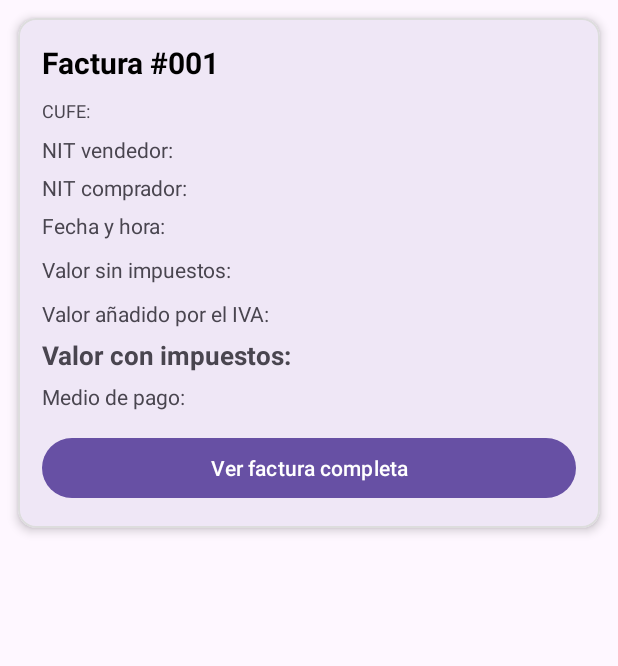
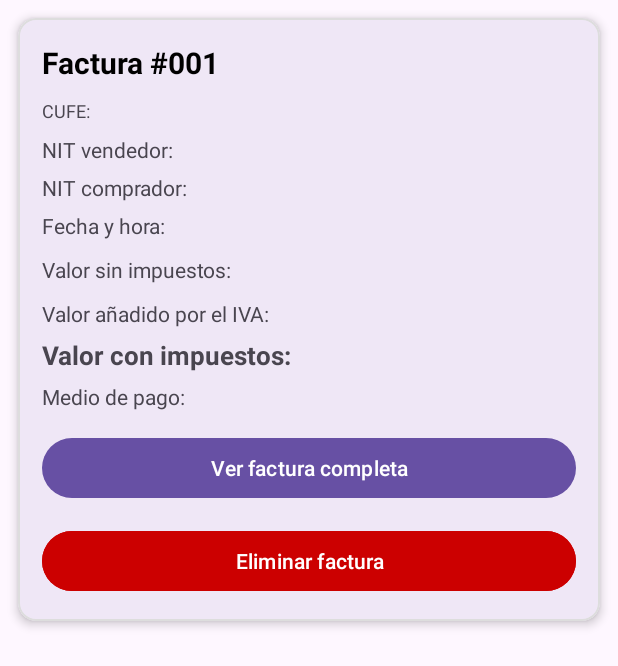
Before and after one commit to UPBMadrid/Arvex, an Android app: the layout item_factura.xml on its own in the app's theme, with its tools: preview values and no code run, on a phone screen of 412 x 824 dp. Shown: the top 666 px of the screen. Run offline under Robolectric (Android 15) with nearby library versions, the phone set to English and light mode, and no system bars.

Commit message:
Eliminar facturas ahora es posible desde la app

```diff
--- a/app/src/main/java/com/example/arvex/Factura_Adaptador.kt
+++ b/app/src/main/java/com/example/arvex/Factura_Adaptador.kt
@@ -8,6 +8,8 @@ import android.widget.TextView
 import androidx.recyclerview.widget.RecyclerView
 import java.text.NumberFormat
 import java.util.Locale
+import com.google.firebase.Firebase
+import com.google.firebase.database.database
 
 class FacturaAdapter(
     private val listaFacturas: MutableList<Factura>
@@ -42,6 +44,7 @@ class FacturaAdapter(
 
         val btnVerFactura: Button =
             itemView.findViewById(R.id.btnVerFactura)
+        val btnEliminarFactura: Button = itemView.findViewById(R.id.btnEliminarFactura)
     }
 
     override fun onCreateViewHolder(
@@ -114,6 +117,9 @@ class FacturaAdapter(
                 .setPositiveButton("Cerrar", null)
                 .show()
         }
+        holder.btnEliminarFactura.setOnClickListener {
+            Firebase.database.reference.child("facturas").child(factura.id).removeValue()
+        }
     }
 
     override fun getItemCount(): Int {
--- a/app/src/main/res/layout/item_factura.xml
+++ b/app/src/main/res/layout/item_factura.xml
@@ -91,6 +91,14 @@
             android:layout_marginTop="14dp"
             android:text="Ver factura completa"/>
 
+        <Button
+            android:id="@+id/btnEliminarFactura"
+            android:layout_width="match_parent"
+            android:layout_height="wrap_content"
+            android:layout_marginTop="14dp"
+            android:backgroundTint="#CC0000"
+            android:text="Eliminar factura"/>
+
     </LinearLayout>
 
 </com.google.android.material.card.MaterialCardView>
```
Also changed, not shown: app/src/main/res/values-night/themes.xml (+7 -5 lines).
